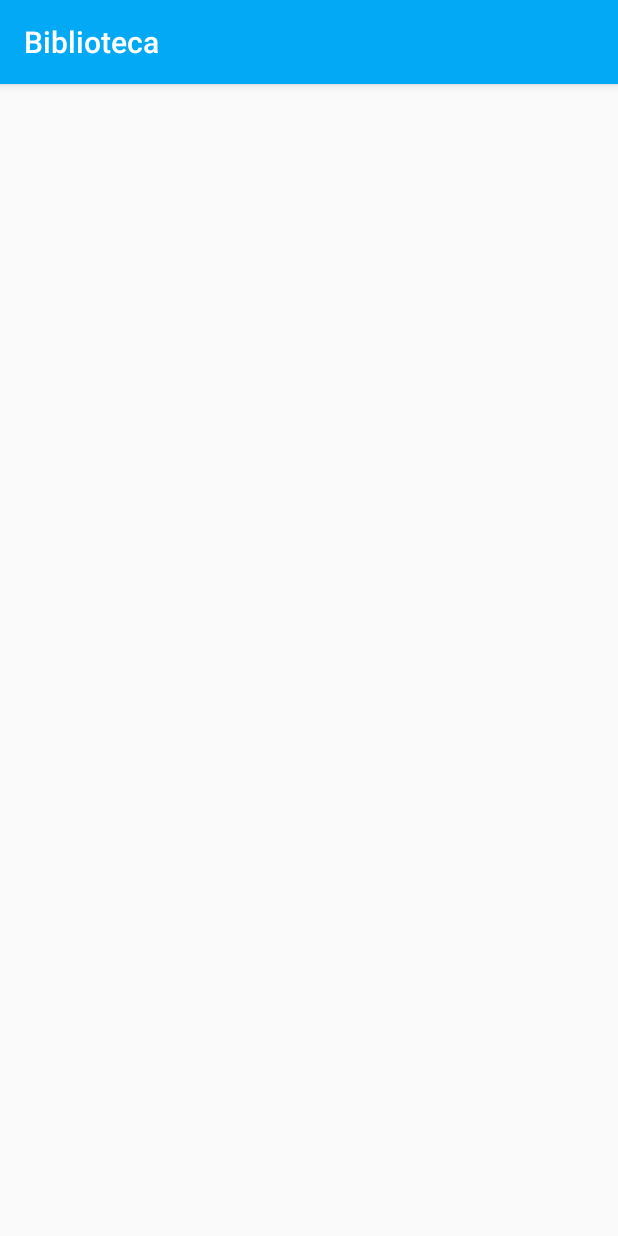
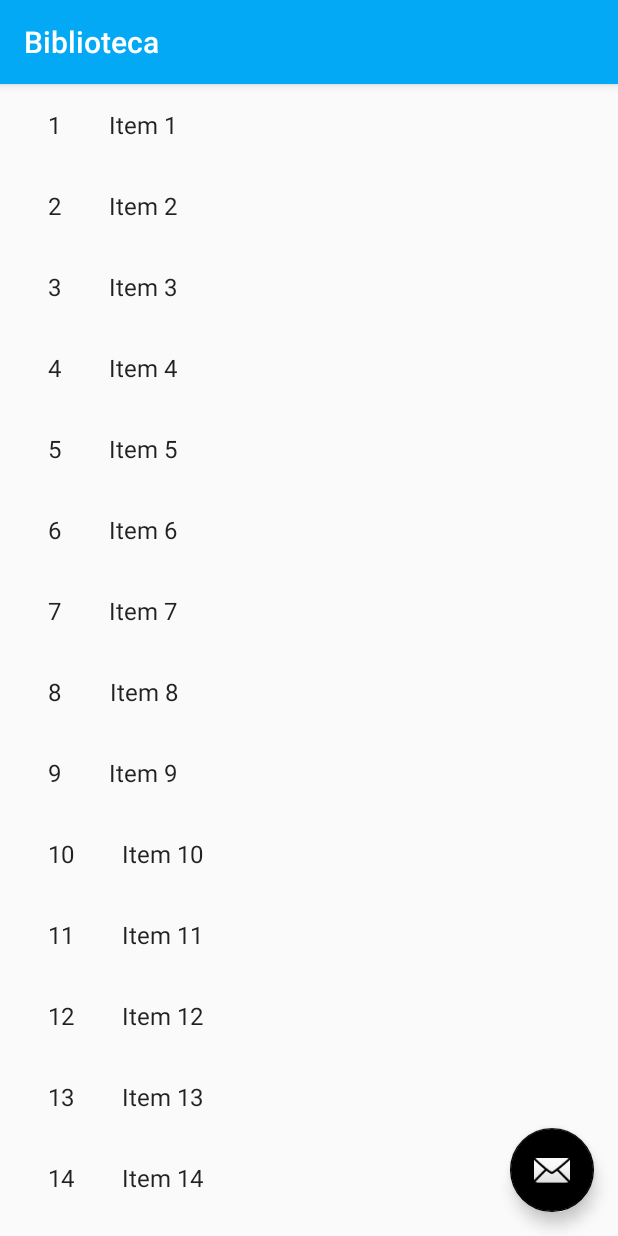
Before and after one commit to Raynor119/Proyecto-de-Biblioteca, an Android app: the screen it shows after launch (prestamo before the commit, ItemListActivity after it), after a tap on "PRESTAMO", on a phone screen of 412 x 824 dp. Run offline under Robolectric (Android 15) with nearby library versions, the phone set to English and light mode, and no system bars.

Commit message:
alpha0.3

```diff
--- /dev/null
+++ b/app/src/main/java/com/pixels/bdpbiblio/ItemListActivity.java
@@ -0,0 +1,140 @@
+package com.pixels.bdpbiblio;
+
+import android.content.Context;
+import android.content.Intent;
+import android.os.Bundle;
+import android.support.annotation.NonNull;
+import android.support.v7.app.AppCompatActivity;
+import android.support.v7.widget.RecyclerView;
+import android.support.v7.widget.Toolbar;
+import android.support.design.widget.FloatingActionButton;
+import android.support.design.widget.Snackbar;
+import android.view.LayoutInflater;
+import android.view.View;
+import android.view.ViewGroup;
+import android.widget.TextView;
+
+import com.pixels.bdpbiblio.dummy.DummyContent;
+
+import java.util.List;
+
+/**
+ * An activity representing a list of Items. This activity
+ * has different presentations for handset and tablet-size devices. On
+ * handsets, the activity presents a list of items, which when touched,
+ * lead to a {@link ItemDetailActivity} representing
+ * item details. On tablets, the activity presents the list of items and
+ * item details side-by-side using two vertical panes.
+ */
+public class ItemListActivity extends AppCompatActivity {
+
+    /**
+     * Whether or not the activity is in two-pane mode, i.e. running on a tablet
+     * device.
+     */
+    private boolean mTwoPane;
+
+    @Override
+    protected void onCreate(Bundle savedInstanceState) {
+        super.onCreate(savedInstanceState);
+        setContentView(R.layout.activity_item_list);
+
+        Toolbar toolbar = (Toolbar) findViewById(R.id.toolbar);
+        setSupportActionBar(toolbar);
+        toolbar.setTitle(getTitle());
+
+        FloatingActionButton fab = (FloatingActionButton) findViewById(R.id.fab);
+        fab.setOnClickListener(new View.OnClickListener() {
+            @Override
+            public void onClick(View view) {
+                Snackbar.make(view, "Replace with your own action", Snackbar.LENGTH_LONG)
+                        .setAction("Action", null).show();
+            }
+        });
+
+        if (findViewById(R.id.item_detail_container) != null) {
+            // The detail container view will be present only in the
+            // large-screen layouts (res/values-w900dp).
+            // If this view is present, then the
+            // activity should be in two-pane mode.
+            mTwoPane = true;
+        }
+
+        View recyclerView = findViewById(R.id.item_list);
+        assert recyclerView != null;
+        setupRecyclerView((RecyclerView) recyclerView);
+    }
+
+    private void setupRecyclerView(@NonNull RecyclerView recyclerView) {
+        recyclerView.setAdapter(new SimpleItemRecyclerViewAdapter(this, DummyContent.ITEMS, mTwoPane));
+    }
+
+    public static class SimpleItemRecyclerViewAdapter
+            extends RecyclerView.Adapter<SimpleItemRecyclerViewAdapter.ViewHolder> {
+
+        private final ItemListActivity mParentActivity;
+        private final List<DummyContent.DummyItem> mValues;
+        private final boolean mTwoPane;
+        private final View.OnClickListener mOnClickListener = new View.OnClickListener() {
+            @Override
+            public void onClick(View view) {
+                DummyContent.DummyItem item = (DummyContent.DummyItem) view.getTag();
+                if (mTwoPane) {
+                    Bundle arguments = new Bundle();
+                    arguments.putString(ItemDetailFragment.ARG_ITEM_ID, item.id);
+                    ItemDetailFragment fragment = new ItemDetailFragment();
+                    fragment.setArguments(arguments);
+                    mParentActivity.getSupportFragmentManager().beginTransaction()
+                            .replace(R.id.item_detail_container, fragment)
+                            .commit();
+                } else {
+                    Context context = view.getContext();
+                    Intent intent = new Intent(context, ItemDetailActivity.class);
+                    intent.putExtra(ItemDetailFragment.ARG_ITEM_ID, item.id);
+
+                    context.startActivity(intent);
+                }
+            }
+        };
+
+        SimpleItemRecyclerViewAdapter(ItemListActivity parent,
+                                      List<DummyContent.DummyItem> items,
+                                      boolean twoPane) {
+            mValues = items;
+            mParentActivity = parent;
+            mTwoPane = twoPane;
+        }
+
+        @Override
+        public ViewHolder onCreateViewHolder(ViewGroup parent, int viewType) {
+            View view = LayoutInflater.from(parent.getContext())
+                    .inflate(R.layout.item_list_content, parent, false);
+            return new ViewHolder(view);
+        }
+
+        @Override
+        public void onBindViewHolder(final ViewHolder holder, int position) {
+            holder.mIdView.setText(mValues.get(position).id);
+            holder.mContentView.setText(mValues.get(position).content);
+
+            holder.itemView.setTag(mValues.get(position));
+            holder.itemView.setOnClickListener(mOnClickListener);
+        }
+
+        @Override
+        public int getItemCount() {
+            return mValues.size();
+        }
+
+        class ViewHolder extends RecyclerView.ViewHolder {
+            final TextView mIdView;
+            final TextView mContentView;
+
+            ViewHolder(View view) {
+                super(view);
+                mIdView = (TextView) view.findViewById(R.id.id_text);
+                mContentView = (TextView) view.findViewById(R.id.content);
+            }
+        }
+    }
+}
--- a/app/src/main/java/com/pixels/bdpbiblio/MainActivity.java
+++ b/app/src/main/java/com/pixels/bdpbiblio/MainActivity.java
@@ -15,7 +15,7 @@ public class MainActivity extends AppCompatActivity
         setContentView(R.layout.main);
     }
 	public void onclic1(View view){
-		Intent intent = new Intent(MainActivity.this,prestamo.class);
+		Intent intent = new Intent(MainActivity.this,ItemListActivity.class);
 		startActivity(intent);
 	}
 	public void onclic2(View view){
--- /dev/null
+++ b/app/src/main/java/com/pixels/bdpbiblio/dummy/DummyContent.java
@@ -0,0 +1,72 @@
+package com.pixels.bdpbiblio.dummy;
+
+import java.util.ArrayList;
+import java.util.HashMap;
+import java.util.List;
+import java.util.Map;
+
+/**
+ * Helper class for providing sample content for user interfaces created by
+ * Android template wizards.
+ * <p>
+ * TODO: Replace all uses of this class before publishing your app.
+ */
+public class DummyContent {
+
+    /**
+     * An array of sample (dummy) items.
+     */
+    public static final List<DummyItem> ITEMS = new ArrayList<DummyItem>();
+
+    /**
+     * A map of sample (dummy) items, by ID.
+     */
+    public static final Map<String, DummyItem> ITEM_MAP = new HashMap<String, DummyItem>();
+
+    private static final int COUNT = 25;
+
+    static {
+        // Add some sample items.
+        for (int i = 1; i <= COUNT; i++) {
+            addItem(createDummyItem(i));
+        }
+    }
+
+    private static void addItem(DummyItem item) {
+        ITEMS.add(item);
+        ITEM_MAP.put(item.id, item);
+    }
+
+    private static DummyItem createDummyItem(int position) {
+        return new DummyItem(String.valueOf(position), "Item " + position, makeDetails(position));
+    }
+
+    private static String makeDetails(int position) {
+        StringBuilder builder = new StringBuilder();
+        builder.append("Details about Item: ").append(position);
+        for (int i = 0; i < position; i++) {
+            builder.append("\nMore details information here.");
+        }
+        return builder.toString();
+    }
+
+    /**
+     * A dummy item representing a piece of content.
+     */
+    public static class DummyItem {
+        public final String id;
+        public final String content;
+        public final String details;
+
+        public DummyItem(String id, String content, String details) {
+            this.id = id;
+            this.content = content;
+            this.details = details;
+        }
+
+        @Override
+        public String toString() {
+            return content;
+        }
+    }
+}
--- /dev/null
+++ b/app/src/main/res/layout-sw600dp/item_list.xml
@@ -0,0 +1,39 @@
+<?xml version="1.0" encoding="utf-8"?>
+<LinearLayout xmlns:android="http://schemas.android.com/apk/res/android"
+    xmlns:app="http://schemas.android.com/apk/res-auto"
+    xmlns:tools="http://schemas.android.com/tools"
+    android:layout_width="match_parent"
+    android:layout_height="match_parent"
+    android:layout_marginLeft="16dp"
+    android:layout_marginRight="16dp"
+    android:baselineAligned="false"
+    android:divider="?android:attr/dividerHorizontal"
+    android:orientation="horizontal"
+    android:showDividers="middle"
+    tools:context=".ItemListActivity">
+
+    <!--
+    This layout is a two-pane layout for the Items
+    master/detail flow.
+
+    -->
+
+    <android.support.v7.widget.RecyclerView xmlns:android="http://schemas.android.com/apk/res/android"
+        xmlns:tools="http://schemas.android.com/tools"
+        android:id="@+id/item_list"
+        android:name="com.pixels.bdpbiblio.ItemListFragment"
+        android:layout_width="@dimen/item_width"
+        android:layout_height="match_parent"
+        android:layout_marginLeft="16dp"
+        android:layout_marginRight="16dp"
+        app:layoutManager="LinearLayoutManager"
+        tools:context="com.pixels.bdpbiblio.ItemListActivity"
+        tools:listitem="@layout/item_list_content" />
+
+    <FrameLayout
+        android:id="@+id/item_detail_container"
+        android:layout_width="0dp"
+        android:layout_height="match_parent"
+        android:layout_weight="3" />
+
+</LinearLayout>
--- /dev/null
+++ b/app/src/main/res/layout/activity_item_list.xml
@@ -0,0 +1,42 @@
+<?xml version="1.0" encoding="utf-8"?>
+<android.support.design.widget.CoordinatorLayout xmlns:android="http://schemas.android.com/apk/res/android"
+    xmlns:app="http://schemas.android.com/apk/res-auto"
+    xmlns:tools="http://schemas.android.com/tools"
+    android:layout_width="match_parent"
+    android:layout_height="match_parent"
+    android:fitsSystemWindows="true"
+    tools:context=".ItemListActivity">
+
+    <android.support.design.widget.AppBarLayout
+        android:id="@+id/app_bar"
+        android:layout_width="match_parent"
+        android:layout_height="wrap_content"
+        android:theme="@style/AppTheme.AppBarOverlay">
+
+        <android.support.v7.widget.Toolbar
+            android:id="@+id/toolbar"
+            android:layout_width="match_parent"
+            android:layout_height="?attr/actionBarSize"
+            app:popupTheme="@style/AppTheme.PopupOverlay" />
+
+    </android.support.design.widget.AppBarLayout>
+
+    <FrameLayout
+        android:id="@+id/frameLayout"
+        android:layout_width="match_parent"
+        android:layout_height="match_parent"
+        app:layout_behavior="@string/appbar_scrolling_view_behavior">
+
+        <include layout="@layout/item_list" />
+    </FrameLayout>
+
+    <android.support.design.widget.FloatingActionButton
+        android:id="@+id/fab"
+        android:layout_width="wrap_content"
+        android:layout_height="wrap_content"
+        android:layout_gravity="bottom|end"
+        android:layout_margin="@dimen/fab_margin"
+        app:srcCompat="@android:drawable/ic_dialog_email" />
+
+
+</android.support.design.widget.CoordinatorLayout>
--- /dev/null
+++ b/app/src/main/res/layout/item_list.xml
@@ -0,0 +1,13 @@
+<?xml version="1.0" encoding="utf-8"?>
+<android.support.v7.widget.RecyclerView xmlns:android="http://schemas.android.com/apk/res/android"
+    xmlns:app="http://schemas.android.com/apk/res-auto"
+    xmlns:tools="http://schemas.android.com/tools"
+    android:id="@+id/item_list"
+    android:name="com.pixels.bdpbiblio.ItemListFragment"
+    android:layout_width="match_parent"
+    android:layout_height="match_parent"
+    android:layout_marginLeft="16dp"
+    android:layout_marginRight="16dp"
+    app:layoutManager="LinearLayoutManager"
+    tools:context=".ItemListActivity"
+    tools:listitem="@layout/item_list_content" />
--- /dev/null
+++ b/app/src/main/res/layout/item_list_content.xml
@@ -0,0 +1,20 @@
+<?xml version="1.0" encoding="utf-8"?>
+<LinearLayout xmlns:android="http://schemas.android.com/apk/res/android"
+    android:layout_width="wrap_content"
+    android:layout_height="wrap_content"
+    android:orientation="horizontal">
+
+    <TextView
+        android:id="@+id/id_text"
+        android:layout_width="wrap_content"
+        android:layout_height="wrap_content"
+        android:layout_margin="@dimen/text_margin"
+        android:textAppearance="?attr/textAppearanceListItem" />
+
+    <TextView
+        android:id="@+id/content"
+        android:layout_width="wrap_content"
+        android:layout_height="wrap_content"
+        android:layout_margin="@dimen/text_margin"
+        android:textAppearance="?attr/textAppearanceListItem" />
+</LinearLayout>
```
Also changed, not shown: app/src/main/AndroidManifest.xml (+12 -0 lines), app/src/main/java/com/pixels/bdpbiblio/ItemDetailActivity.java (added, +81 -0 lines), app/src/main/java/com/pixels/bdpbiblio/ItemDetailFragment.java (added, +69 -0 lines), app/src/main/res/layout/activity_item_detail.xml (added, +54 -0 lines), app/src/main/res/layout/item_detail.xml (added, +10 -0 lines), 365 other files.
